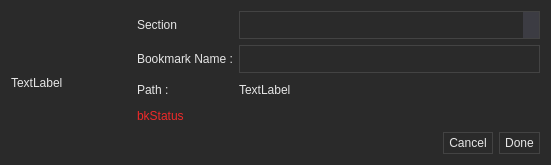
First picture: the form in app/bookmarks/bookmarkdialog.ui, repository rahmanshaber/corebox, before the edit.
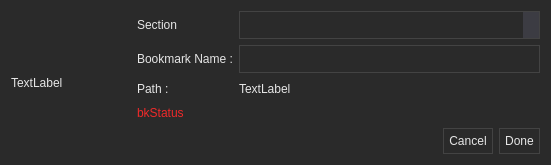
Second picture: the form after the edit. Icons and pictures are not drawn.

```diff
--- a/app/bookmarks/bookmarkdialog.ui
+++ b/app/bookmarks/bookmarkdialog.ui
@@ -19,41 +19,35 @@
   </property>
   <property name="styleSheet">
    <string notr="true">/*BookmarkIt */
+
 QWidget{
-background-color: #2A2A2A;
-color: #E6E6E6;
-border: 1px #2A2A2A;
-}
+    background-color: #2A2A2A;
+    color: #E6E6E6;
+    border: 1px #2A2A2A;}
 
-/*PushButton */
+
 QPushButton{
-border: 1px solid #434343;
-padding: 3px 5px 3px 5px;
-}
+    border: 1px solid #434343;
+    padding: 5px 5px 5px 5px;}
 QPushButton:hover {
 background-color: #308CC6;
 }
 
-/*LineBox */
+
 QLineEdit{
     border: 1px solid #434343;
-    padding: 5px 5px 5px 10px;
-}
+    padding: 5px 5px 5px 10px;}
 
-/*ComboBox */
+
 QComboBox {
     border: 1px solid #434343;
-    padding: 5px 5px 5px 10px;
-}
+    padding: 5px 5px 5px 10px;}
 QComboBox QAbstractItemView {
     background-color: #546070;
     color: #ffffff;
-    selection-background-color: #F1A873;
-}
+    selection-background-color: #F1A873;}
 QComboBox::drop-down {
-    background-color: #3C3C43;
-}
-</string>
+    background-color: #3C3C43;}</string>
   </property>
   <layout class="QGridLayout" name="gridLayout">
    <item row="2" column="2">
```
Left out of the diff: 3 changed lines with no effect on the pictures.
